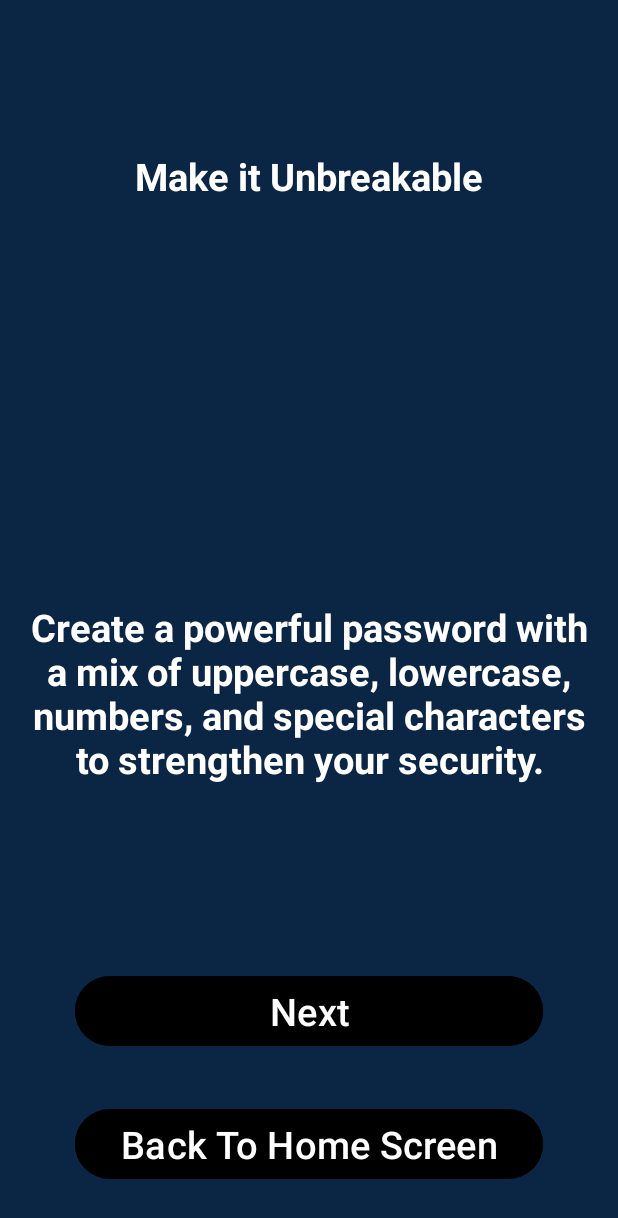
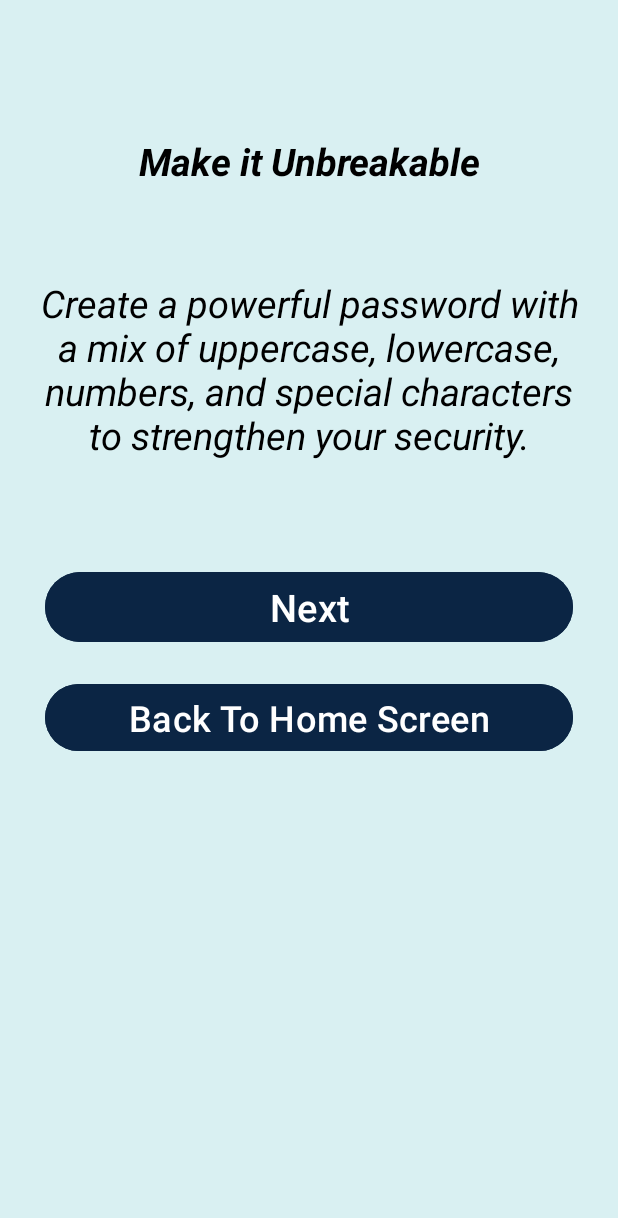
Before and after one commit to Vanshika521/Password-Generator-And-Manager-APP, an Android app: the learn_more screen opened directly, with no data from a screen before it, on a phone screen of 412 x 824 dp. Shown: the top 1218 px of the screen. Run offline under Robolectric (Android 15) with nearby library versions, the phone set to English and light mode, and no system bars.

Commit message:
updated functionality

```diff
--- a/app/src/main/res/layout/activity_learn_more.xml
+++ b/app/src/main/res/layout/activity_learn_more.xml
@@ -6,39 +6,37 @@
     android:layout_width="match_parent"
     android:layout_height="match_parent"
     tools:context=".learn_more"
-    android:background="#0b2544">
-
-
+    android:background="#D9F0F2">
 
 
    <TextView
        android:id="@+id/textView1"
        android:layout_width="match_parent"
-       android:layout_height="match_parent"
-       android:text="Authenticate"
-       android:textColor="@color/white"
+       android:layout_height="wrap_content"
+       android:textColor="@color/black"
        android:textSize="25dp"
-       android:textStyle="bold"
+       android:textStyle="bold|italic"
        android:textAlignment="center"
-       android:layout_marginTop="100dp"
+       android:layout_marginTop="90dp"
+       app:layout_constraintEnd_toEndOf="parent"
+       app:layout_constraintStart_toStartOf="parent"
+       app:layout_constraintTop_toTopOf="parent"
        />
 
     <TextView
         android:id="@+id/textView2"
         android:layout_width="match_parent"
         android:layout_height="wrap_content"
-       android:text="Your Passwords Are Safe With Us"
-       android:textColor="@color/white"
-       android:textSize="25dp"
-       android:textStyle="bold"
-       android:textAlignment="center"
         android:layout_marginLeft="20dp"
         android:layout_marginRight="20dp"
-       app:layout_constraintBottom_toBottomOf="parent"
+        android:textAlignment="center"
+        android:textColor="@color/black"
+        android:textSize="25dp"
+        android:textStyle="italic"
+        android:layout_marginTop="60dp"
         app:layout_constraintEnd_toEndOf="parent"
         app:layout_constraintStart_toStartOf="parent"
-       app:layout_constraintTop_toTopOf="@id/textView1"
-       />
+        app:layout_constraintTop_toBottomOf="@id/textView1" />
 
    <Button
        android:id="@+id/btn1"
@@ -47,10 +45,10 @@
        android:text="Next"
        android:textSize="25dp"
        android:textColor="@color/white"
-       android:layout_marginRight="50dp"
-       android:layout_marginLeft="50dp"
-       android:backgroundTint="#000"
-       app:layout_constraintBottom_toBottomOf="parent"
+       android:layout_marginRight="30dp"
+       android:layout_marginLeft="30dp"
+       android:backgroundTint="#0b2544"
+       android:layout_marginTop="70dp"
        app:layout_constraintEnd_toEndOf="parent"
        app:layout_constraintStart_toStartOf="parent"
        app:layout_constraintTop_toBottomOf="@id/textView2"
@@ -61,15 +59,15 @@
         android:layout_width="match_parent"
         android:layout_height="wrap_content"
         android:text="Back To Home Screen"
-        android:textSize="25dp"
+        android:textSize="24dp"
         android:textColor="@color/white"
-        android:layout_marginRight="50dp"
-        android:layout_marginLeft="50dp"
-        android:backgroundTint="#000"
-        app:layout_constraintBottom_toBottomOf="parent"
+        android:layout_marginRight="30dp"
+        android:layout_marginLeft="30dp"
+        android:layout_marginTop="20dp"
         app:layout_constraintEnd_toEndOf="parent"
         app:layout_constraintStart_toStartOf="parent"
         app:layout_constraintTop_toBottomOf="@id/btn1"
+        android:backgroundTint="#0b2544"
         />
 
 </androidx.constraintlayout.widget.ConstraintLayout>
--- a/app/src/main/res/layout/activity_splash_screen.xml
+++ b/app/src/main/res/layout/activity_splash_screen.xml
@@ -6,7 +6,7 @@
     android:layout_width="match_parent"
     android:layout_height="match_parent"
     tools:context=".SplashScreen"
-    android:background="#0A2647">
+    >
 
     <ImageView
         android:id="@+id/img"
```
Also changed, not shown: app/src/main/java/com/android_development/passwordgeneratorandmanagerapp/MainActivity.java (+28 -0 lines), app/src/main/res/anim/top.xml (added, +8 -0 lines), app/src/main/res/anim/top_anim.xml (+7 -5 lines), app/src/main/res/layout/activity_main.xml (+11 -35 lines), app/src/main/res/drawable/a.png, app/src/main/res/drawable/b.png, app/src/main/res/drawable/c.png, app/src/main/res/drawable/d.png (deleted), app/src/main/res/drawable/first.png (deleted), app/src/main/res/drawable/second.png (deleted). Lines whose indentation alone changed are shown as unchanged.
